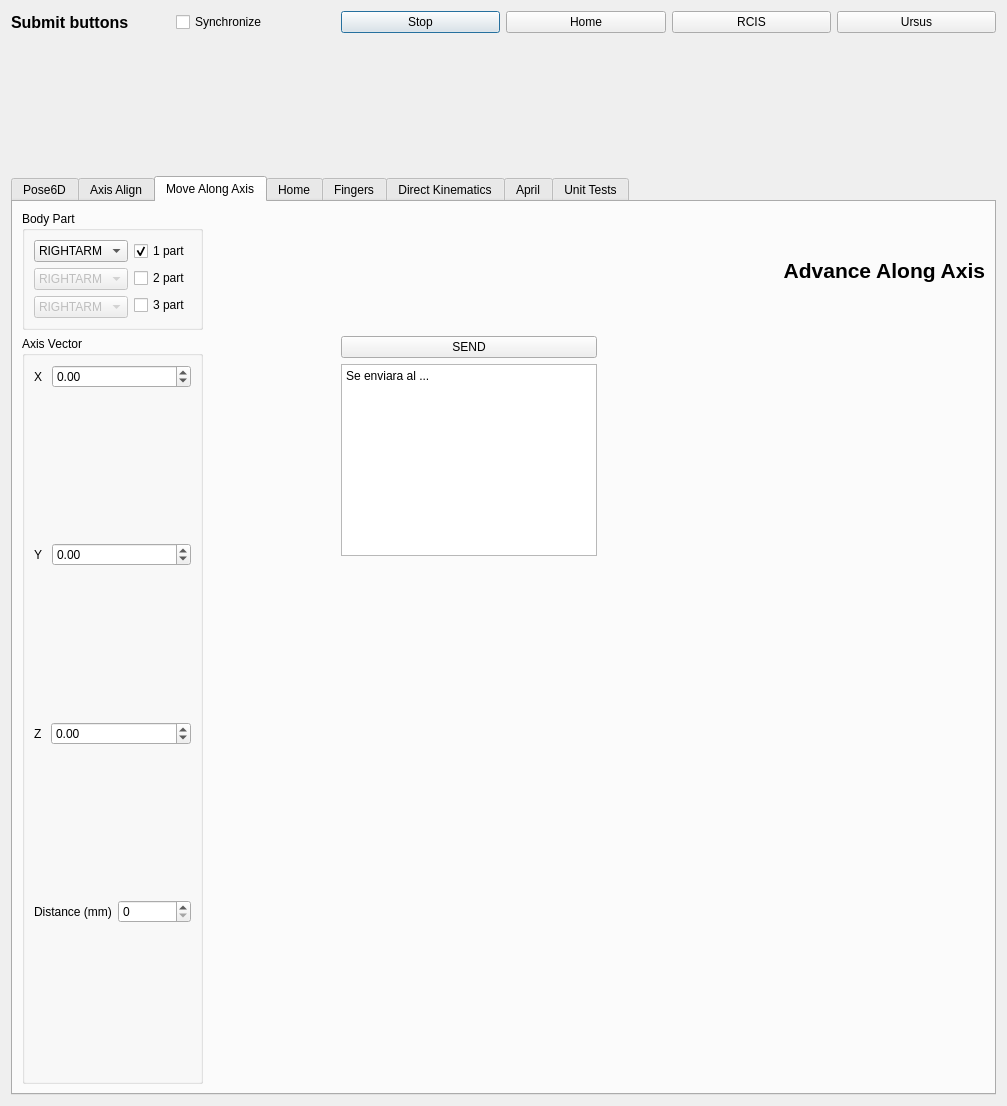
The window that components/inversekinematicsTesterComp/src/guiDlg.ui (robocomp/robocomp-shelly) describes before a commit, drawn with Qt 5.
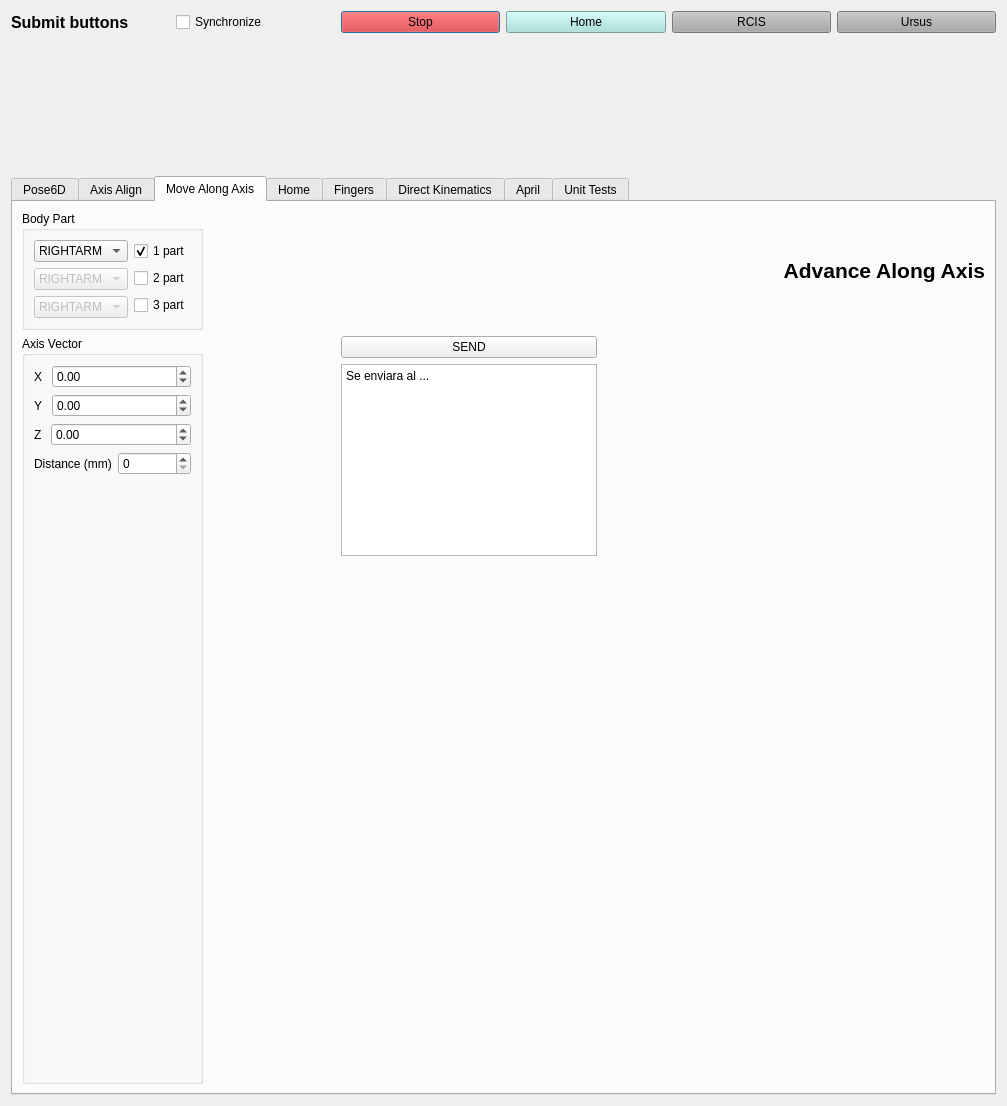
The same window after the commit. The open tabs and pages were chosen to show the change.

Commit message: Limpiando y organizando código en el tester.

What changed in the file:
```diff
--- a/components/inversekinematicsTesterComp/src/guiDlg.ui
+++ b/components/inversekinematicsTesterComp/src/guiDlg.ui
@@ -39,6 +39,11 @@
      </item>
      <item>
       <widget class="QPushButton" name="stopButton">
+       <property name="styleSheet">
+        <string notr="true">background-color: rgb(255, 0, 0);
+font: 11pt &quot;Ubuntu&quot;;
+font: rgb(255, 255, 255);</string>
+       </property>
        <property name="text">
         <string>Stop</string>
        </property>
@@ -46,6 +51,9 @@
      </item>
      <item>
       <widget class="QPushButton" name="homeButton">
+       <property name="styleSheet">
+        <string notr="true">background-color: rgb(161, 223, 218);</string>
+       </property>
        <property name="text">
         <string>Home</string>
        </property>
@@ -56,11 +64,14 @@
        <property name="focusPolicy">
         <enum>Qt::ClickFocus</enum>
        </property>
+       <property name="styleSheet">
+        <string notr="true">background-color: rgb(168, 168, 168);</string>
+       </property>
        <property name="text">
         <string>RCIS</string>
        </property>
        <property name="checkable">
-        <bool>true</bool>
+        <bool>false</bool>
        </property>
        <property name="checked">
         <bool>false</bool>
@@ -69,11 +80,14 @@
      </item>
      <item>
       <widget class="QPushButton" name="robotButton">
+       <property name="styleSheet">
+        <string notr="true">background-color: rgb(168, 168, 168);</string>
+       </property>
        <property name="text">
         <string>Ursus</string>
        </property>
        <property name="checkable">
-        <bool>true</bool>
+        <bool>false</bool>
        </property>
       </widget>
      </item>
@@ -1553,6 +1567,19 @@
               </item>
              </layout>
             </item>
+            <item>
+             <spacer name="verticalSpacer_26">
+              <property name="orientation">
+               <enum>Qt::Vertical</enum>
+              </property>
+              <property name="sizeHint" stdset="0">
+               <size>
+                <width>20</width>
+                <height>40</height>
+               </size>
+              </property>
+             </spacer>
+            </item>
            </layout>
           </widget>
          </item>
```
Left out of the diff: 6 changed lines with no effect on the pictures. The commit also changes 2 other files.
